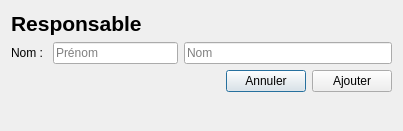
First picture: the form in GUI/responsable.ui, repository samueldrouin/PyGuide, before the edit.
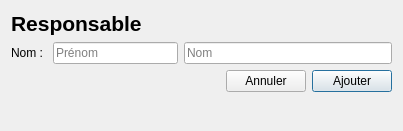
Second picture: the form after the edit.

Commit message: Ajout des type d'activite et responsables (Issue #5 & Issue #6)

What changed in the file:
```diff
--- a/GUI/responsable.ui
+++ b/GUI/responsable.ui
@@ -91,6 +91,9 @@
        <property name="text">
         <string>Annuler</string>
        </property>
+       <property name="autoDefault">
+        <bool>false</bool>
+       </property>
       </widget>
      </item>
      <item>
@@ -98,6 +101,9 @@
        <property name="text">
         <string>Ajouter</string>
        </property>
+       <property name="default">
+        <bool>true</bool>
+       </property>
       </widget>
      </item>
     </layout>
```
Left out of the diff: 2 changed lines with no effect on the pictures. The commit also changes 6 other files.
